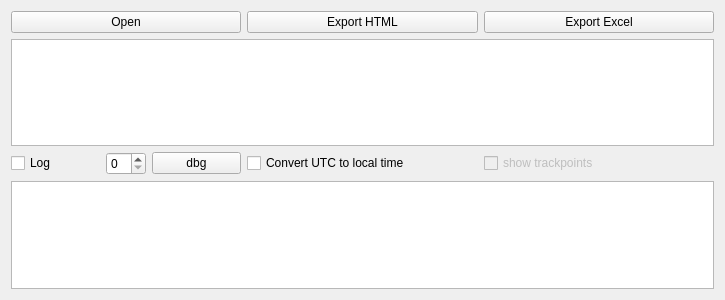
Old version of the form gpx2table/mainwindow.ui in the repository streamx3/gpx2table.
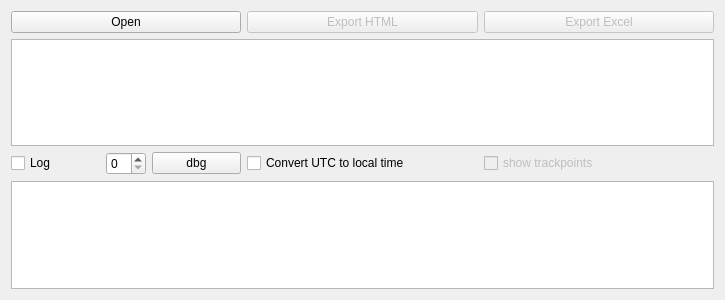
New version of the form.

Commit message: Added column widths to settinsg

```diff
--- a/gpx2table/mainwindow.ui
+++ b/gpx2table/mainwindow.ui
@@ -43,6 +43,9 @@
     </item>
     <item row="0" column="1">
      <widget class="QPushButton" name="pushButton_ExportHTML">
+      <property name="enabled">
+       <bool>false</bool>
+      </property>
       <property name="text">
        <string>Export HTML</string>
       </property>
@@ -57,6 +60,9 @@
     </item>
     <item row="0" column="2">
      <widget class="QPushButton" name="pushButton_ExportExcel">
+      <property name="enabled">
+       <bool>false</bool>
+      </property>
       <property name="text">
        <string>Export Excel</string>
       </property>
```
The commit also changes 1 other file.
